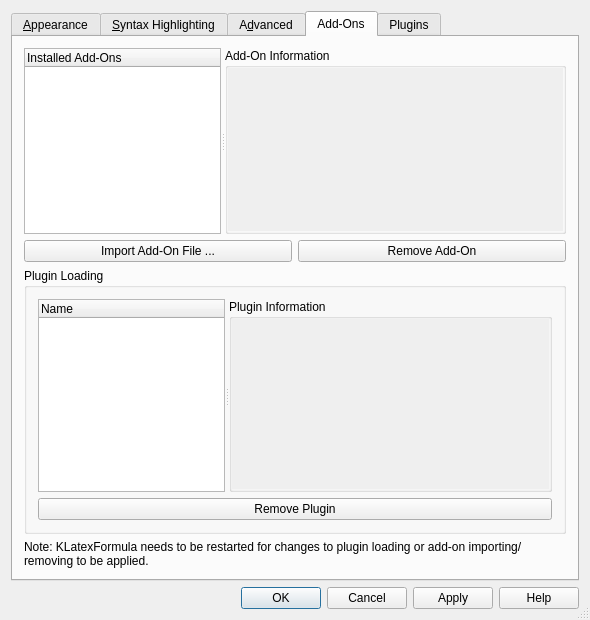
Above: src/klfsettingsui.ui from CryFeiFei/klatexformula before the change. Below: the same form after it.
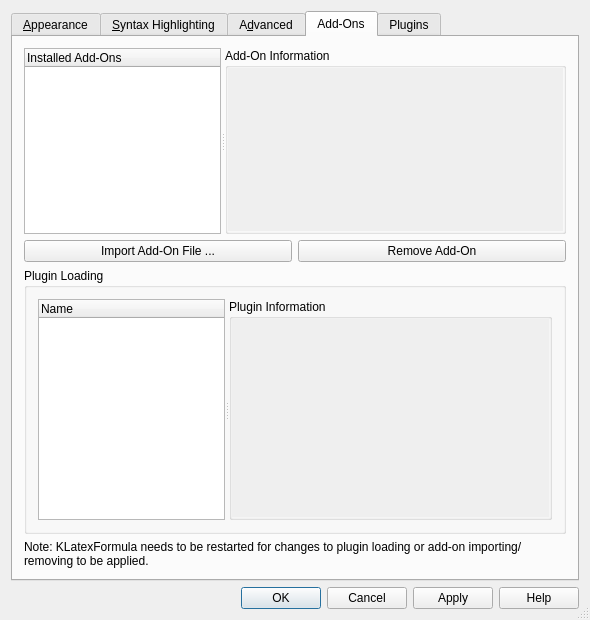
That is the form after the change. The open tabs and pages were chosen to show the change. Icons and pictures are not drawn. Custom widgets are drawn as their Qt base class.

Commit message: now removing an add-on will remove its corresponding plugins; and plugins are updated when the .rcc containing them is newer than the installed plugin.

Diff of the .ui file:
```diff
--- a/src/klfsettingsui.ui
+++ b/src/klfsettingsui.ui
@@ -1427,13 +1427,13 @@
                 <property name="alignment" >
                  <set>Qt::AlignLeading|Qt::AlignLeft|Qt::AlignTop</set>
                 </property>
-                <widget class="QWidget" name="scrPluginInfoContents" >
-                 <property name="geometry" >
+                <widget class="QWidget" name="scrPluginInfoContents">
+                 <property name="geometry">
                   <rect>
                    <x>0</x>
                    <y>0</y>
-                   <width>314</width>
-                   <height>153</height>
+                   <width>204</width>
+                   <height>197</height>
                   </rect>
                  </property>
                  <layout class="QVBoxLayout" name="lyt_scrPluginInfoContents" >
@@ -1458,19 +1458,6 @@
             </widget>
            </widget>
           </item>
-          <item>
-           <widget class="QPushButton" name="btnRemovePlugin" >
-            <property name="sizePolicy" >
-             <sizepolicy vsizetype="Fixed" hsizetype="Minimum" >
-              <horstretch>1</horstretch>
-              <verstretch>0</verstretch>
-             </sizepolicy>
-            </property>
-            <property name="text" >
-             <string>Remove Plugin</string>
-            </property>
-           </widget>
-          </item>
          </layout>
         </widget>
        </item>
@@ -1530,7 +1517,7 @@
    </item>
   </layout>
  </widget>
- <layoutdefault spacing="6" margin="11" />
+ <layoutdefault spacing="6" margin="11"/>
  <customwidgets>
   <customwidget>
    <class>KLFColorChooser</class>
```
Left out of the diff: 1063 changed lines with no effect on the pictures. The commit also changes 14 other files.
